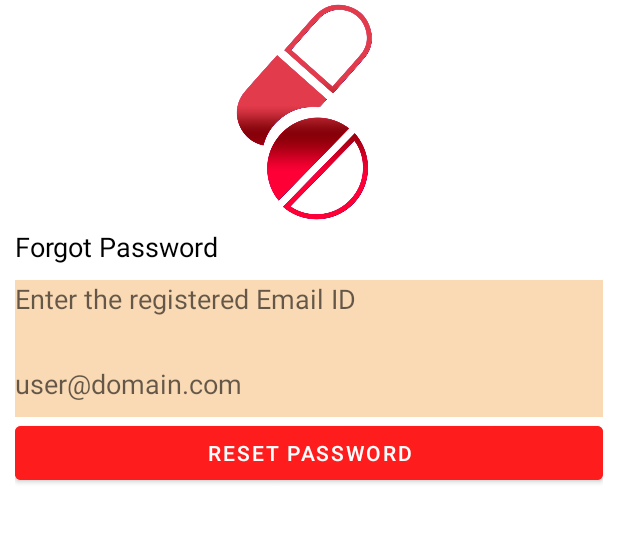
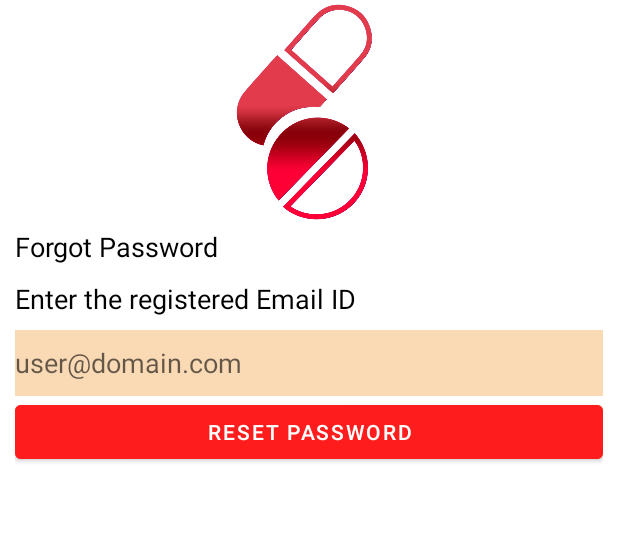
Before and after one commit to Nativpina/Farmathory, an Android app: the ForgotPasswordActivity screen opened directly, with no data from a screen before it, on a phone screen of 412 x 824 dp, the part 190-733 px from its top. Run offline under Robolectric (Android 15) with nearby library versions, the phone set to English and light mode, and no system bars; our stand-ins replace Firebase (no records; nobody signed in at launch, a user with empty details on screens opened directly).

Commit message:
codigo final

```diff
--- a/app/src/main/res/layout/activity_forgot_password.xml
+++ b/app/src/main/res/layout/activity_forgot_password.xml
@@ -37,11 +37,12 @@
     <TextView
         android:id="@+id/fpEmailTitle"
         android:layout_width="match_parent"
-        android:layout_height="47dp"
+        android:layout_height="33dp"
         android:layout_marginTop="10dp"
-        android:background="#FADAB5"
+        android:background="#FFFFFF"
         android:text="@string/enterEmailId"
-        android:textAppearance="@style/TextAppearance.AppCompat.Medium" />
+        android:textAppearance="@style/TextAppearance.AppCompat.Medium"
+        android:textColor="#000000" />
 
     <EditText
         android:id="@+id/fpEmailTextInput"
```
